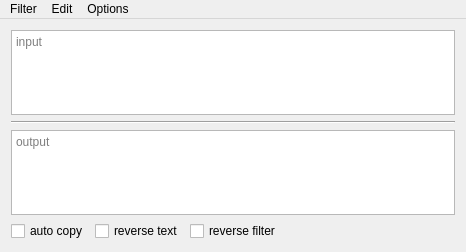
First picture: the form in src/mainwindow.ui, repository TAR-ALEX/textfilter, before the edit.
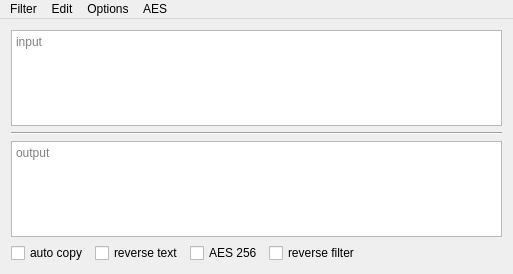
Second picture: the form after the edit. Icons and pictures are not drawn.

The edit to the form file:
```diff
--- a/src/mainwindow.ui
+++ b/src/mainwindow.ui
@@ -9,8 +9,8 @@
    <rect>
     <x>0</x>
     <y>0</y>
-    <width>466</width>
-    <height>252</height>
+    <width>513</width>
+    <height>274</height>
    </rect>
   </property>
   <property name="windowTitle">
@@ -34,30 +34,42 @@
   </property>
   <widget class="QWidget" name="centralWidget">
    <layout class="QGridLayout" name="gridLayout">
-    <item row="5" column="3">
-     <spacer name="horizontalSpacer">
-      <property name="orientation">
-       <enum>Qt::Horizontal</enum>
+    <item row="3" column="0" colspan="6">
+     <widget class="Line" name="separate">
+      <property name="enabled">
+       <bool>true</bool>
       </property>
-      <property name="sizeHint" stdset="0">
+      <property name="sizePolicy">
+       <sizepolicy hsizetype="Minimum" vsizetype="Fixed">
+        <horstretch>0</horstretch>
+        <verstretch>0</verstretch>
+       </sizepolicy>
+      </property>
+      <property name="minimumSize">
        <size>
-        <width>40</width>
-        <height>20</height>
+        <width>244</width>
+        <height>0</height>
        </size>
       </property>
-     </spacer>
+      <property name="orientation">
+       <enum>Qt::Horizontal</enum>
+      </property>
+     </widget>
     </item>
-    <item row="5" column="1">
-     <widget class="QCheckBox" name="revtext">
-      <property name="text">
-       <string>reverse text</string>
+    <item row="2" column="0" colspan="6">
+     <widget class="QPlainTextEdit" name="input">
+      <property name="placeholderText">
+       <string>input</string>
       </property>
      </widget>
     </item>
-    <item row="5" column="2">
-     <widget class="QCheckBox" name="checkBox">
-      <property name="text">
-       <string>reverse filter</string>
+    <item row="4" column="0" colspan="6">
+     <widget class="QPlainTextEdit" name="output">
+      <property name="readOnly">
+       <bool>true</bool>
+      </property>
+      <property name="placeholderText">
+       <string>output</string>
       </property>
      </widget>
     </item>
@@ -77,24 +89,44 @@
       </property>
      </widget>
     </item>
-    <item row="2" column="0" colspan="5">
-     <widget class="QPlainTextEdit" name="input">
-      <property name="placeholderText" stdset="0">
-       <string>input</string>
+    <item row="5" column="1">
+     <widget class="QCheckBox" name="revtext">
+      <property name="text">
+       <string>reverse text</string>
       </property>
      </widget>
     </item>
-    <item row="4" column="0" colspan="5">
-     <widget class="QPlainTextEdit" name="output">
-      <property name="readOnly">
-       <bool>true</bool>
+    <item row="5" column="2">
+     <widget class="QCheckBox" name="checkboxAES">
+      <property name="text">
+       <string>AES 256</string>
       </property>
-      <property name="placeholderText" stdset="0">
-       <string>output</string>
+     </widget>
+    </item>
+    <item row="5" column="3">
+     <widget class="QCheckBox" name="checkBox">
+      <property name="text">
+       <string>reverse filter</string>
       </property>
      </widget>
     </item>
     <item row="5" column="4">
+     <spacer name="horizontalSpacer">
+      <property name="orientation">
+       <enum>Qt::Horizontal</enum>
+      </property>
+      <property name="sizeType">
+       <enum>QSizePolicy::Expanding</enum>
+      </property>
+      <property name="sizeHint" stdset="0">
+       <size>
+        <width>10000</width>
+        <height>20</height>
+       </size>
+      </property>
+     </spacer>
+    </item>
+    <item row="5" column="5">
      <widget class="QLabel" name="label">
       <property name="text">
        <string/>
@@ -110,28 +142,6 @@
       </property>
      </widget>
     </item>
-    <item row="3" column="0" colspan="5">
-     <widget class="Line" name="separate">
-      <property name="enabled">
-       <bool>true</bool>
-      </property>
-      <property name="sizePolicy">
-       <sizepolicy hsizetype="Minimum" vsizetype="Fixed">
-        <horstretch>0</horstretch>
-        <verstretch>0</verstretch>
-       </sizepolicy>
-      </property>
-      <property name="minimumSize">
-       <size>
-        <width>244</width>
-        <height>0</height>
-       </size>
-      </property>
-      <property name="orientation">
-       <enum>Qt::Horizontal</enum>
-      </property>
-     </widget>
-    </item>
    </layout>
   </widget>
   <widget class="QMenuBar" name="menuBar">
@@ -139,8 +149,8 @@
     <rect>
      <x>0</x>
      <y>0</y>
-     <width>466</width>
-     <height>25</height>
+     <width>513</width>
+     <height>22</height>
     </rect>
    </property>
    <property name="autoFillBackground">
@@ -194,9 +204,17 @@
     <addaction name="actionFrameless"/>
     <addaction name="actionTransparent"/>
    </widget>
+   <widget class="QMenu" name="menuAEX">
+    <property name="title">
+     <string>AES</string>
+    </property>
+    <addaction name="actionOpen_Key"/>
+    <addaction name="actionText_Key"/>
+   </widget>
    <addaction name="menuFile"/>
    <addaction name="menuEdit"/>
    <addaction name="menuOptions"/>
+   <addaction name="menuAEX"/>
   </widget>
   <action name="actionCopy">
    <property name="text">
```
Left out of the diff: 16 changed lines with no effect on the pictures.
